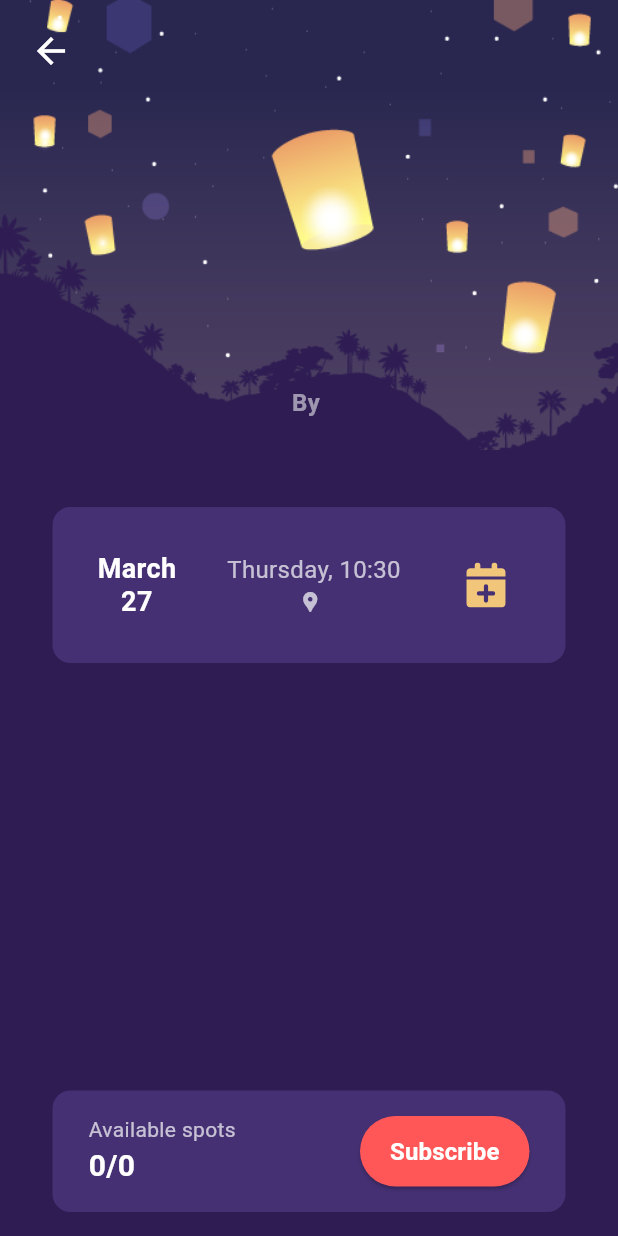
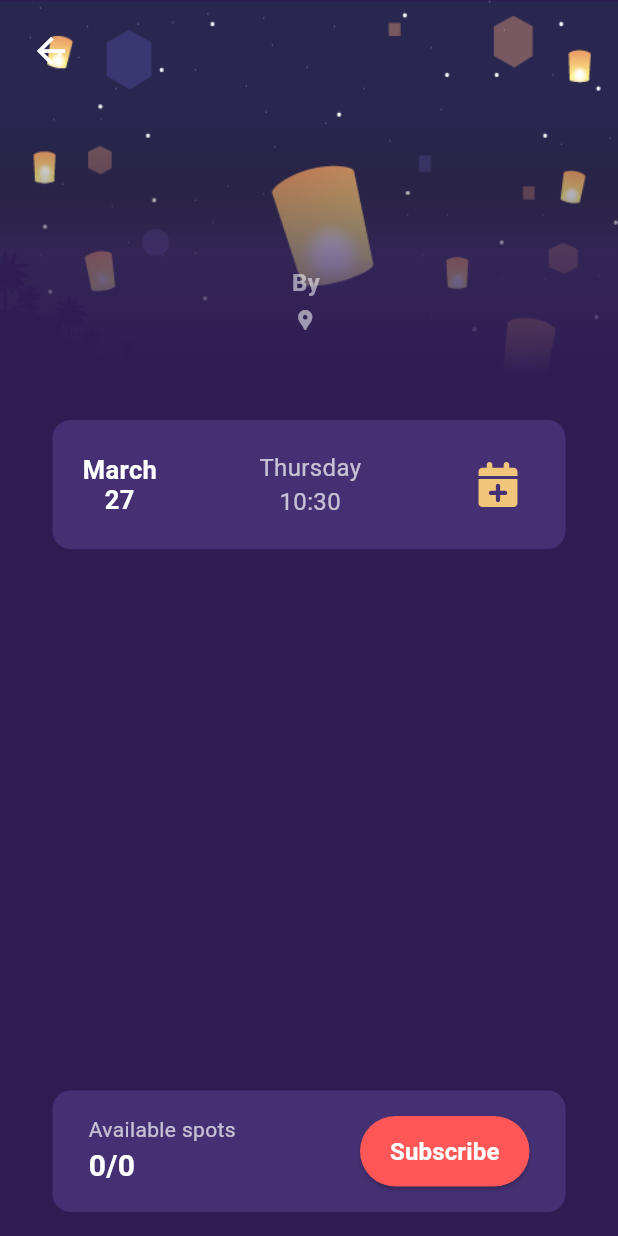
Before and after one commit to LCCastillo03/f_project_mobile, a Flutter app: the EventDetailPage screen opened directly with empty values, on a phone screen of 412 x 824 dp. Run offline on Flutter 3.47's test engine with Material 3 defaults, Android fonts, the phone set to English and light mode, and no system bars; our stand-ins replace flutter_svg.

Commit message:
Fixed event model, Adjusted event detail page

```diff
--- a/lib/domain/models/event_model.dart
+++ b/lib/domain/models/event_model.dart
@@ -14,7 +14,7 @@ class EventModel {
   final int maxParticipants;
   final int subscribedParticipants;
   final String location;
-  final int? avgRating;
+  final double? avgRating;
 
   EventModel({
     required this.name,
--- a/lib/presentation/pages/event_detail_page.dart
+++ b/lib/presentation/pages/event_detail_page.dart
@@ -45,7 +45,7 @@ class _EventDetailPageState extends State<EventDetailPage> {
                   _buildHeader(),
                   Center(
                     child: Padding(
-                      padding: EdgeInsets.symmetric(horizontal: 35, vertical: 38),
+                      padding: EdgeInsets.symmetric(horizontal: 35, vertical: 30),
                       child: Column(
                         crossAxisAlignment: CrossAxisAlignment.start,
                         children: [
@@ -87,18 +87,34 @@ class _EventDetailPageState extends State<EventDetailPage> {
       children: [
         Container(
           width: double.infinity,
-          height: 300,
+          height: 250,
           decoration: BoxDecoration(
             image: DecorationImage(
               image: AssetImage(imagePath),
               fit: BoxFit.cover,
-              alignment: Alignment.center,
+              alignment: Alignment.topCenter,
             ),
           ),
         ),
-        Padding(
-          padding: const EdgeInsets.only(bottom: 20),
-          child: Column(
+        Container(
+          width: double.infinity,
+          height: 250,
+          decoration: BoxDecoration(
+            gradient: LinearGradient(
+              begin: Alignment.topCenter,
+              end: Alignment.bottomCenter,
+              colors: [
+                Colors.transparent,
+                Colors.transparent,
+                Color(0xFF2e1c53).withValues(alpha: 0.6),
+                Color(0xFF2e1c53),
+              ],
+            ),
+            //backgroundBlendMode: BlendMode.overlay,
+          ),
+        ),
+        Column(
+          spacing: 3,
           mainAxisSize: MainAxisSize.min,
           children: [
             Text(
@@ -109,7 +125,6 @@ class _EventDetailPageState extends State<EventDetailPage> {
                 fontWeight: FontWeight.bold,
               ),
             ),
-              SizedBox(height: 4),
             Text(
               'By ${widget.event.author}',
               style: TextStyle(
@@ -118,8 +133,26 @@ class _EventDetailPageState extends State<EventDetailPage> {
                 fontSize: 16,
               ),
             ),
+            Row(
+              mainAxisAlignment: MainAxisAlignment.center,
+              spacing: 5,
+              children: [
+                Icon(
+                  Icons.location_pin,
+                  color: Colors.white54,
+                  size: 16,
+                ),
+                Text(
+                  widget.event.location,
+                  style: TextStyle(
+                    fontWeight: FontWeight.bold,
+                    color: Colors.white54,
+                  ),
+                )
               ],
             ),
+            SizedBox(height: 23),
+          ],
         ),
       ],
     );
@@ -129,7 +162,7 @@ class _EventDetailPageState extends State<EventDetailPage> {
     return Container(
       width: double.infinity,
       alignment: Alignment.center,
-      padding: const EdgeInsets.all(30),
+      padding: const EdgeInsets.all(20),
       decoration: BoxDecoration(
         color: const Color(0xFF443072),
         borderRadius: BorderRadius.circular(12),
@@ -144,41 +177,23 @@ class _EventDetailPageState extends State<EventDetailPage> {
             textAlign: TextAlign.center,
             style: TextStyle(
               color: Colors.white,
-              fontSize: 18,
+              fontSize: 17,
               fontWeight: FontWeight.bold,
               height: 1.2,
             ),
           ),
-          // Weekday, time \ Location
-          Column(
-            mainAxisAlignment: MainAxisAlignment.center,
-            children: [
+          // Weekday \ time
           Text(
-                '${DateFormat('EEEE').format(widget.event.date)}, ${widget.event.date.hour}:${widget.event.date.minute > 9 ? widget.event.date.minute : '0${widget.event.date.minute}'}',
+            '${DateFormat('EEEE').format(widget.event.date)}\n${widget.event.date.hour}:${widget.event.date.minute > 9 ? widget.event.date.minute : '0${widget.event.date.minute}'}',
             style: TextStyle(
               color: Colors.white70,
               fontSize: 16,
             ),
-              ),
-              Row(
-                spacing: 5,
-                children: [
-                  Icon(
-                    Icons.location_pin,
-                    color: Colors.white70,
-                    size: 16,
-                  ),
-                  Text(
-                    widget.event.location,
-                    style: TextStyle(color: Colors.white70),
-                  )
-                ],
-              )
-            ],
+            textAlign: TextAlign.center,
           ),
           // Calendar icon
           Padding(
-            padding: const EdgeInsets.only(right: 8, left: 8),
+            padding: const EdgeInsets.only(right: 10, left: 8),
             child: SvgPicture.asset(
               "assets/icons/${subscribed ? 'calendar_joined' : 'calendar_empty'}.svg",
               width: 30.0,
@@ -306,7 +321,8 @@ class _EventDetailPageState extends State<EventDetailPage> {
   }
 
   Widget _buildPastFooter() {
-    return Container(
+    return IntrinsicHeight(
+      child: Container(
         padding: const EdgeInsets.symmetric(horizontal: 35, vertical: 16),
         color: const Color.fromARGB(230, 46, 28, 83),
         child: Container(
@@ -373,6 +389,7 @@ class _EventDetailPageState extends State<EventDetailPage> {
             ],
           ),
         ),
+      ),
     );
   }
 }
```
Also changed, not shown: assets/images/atomic.png. Lines whose indentation alone changed are shown as unchanged.
